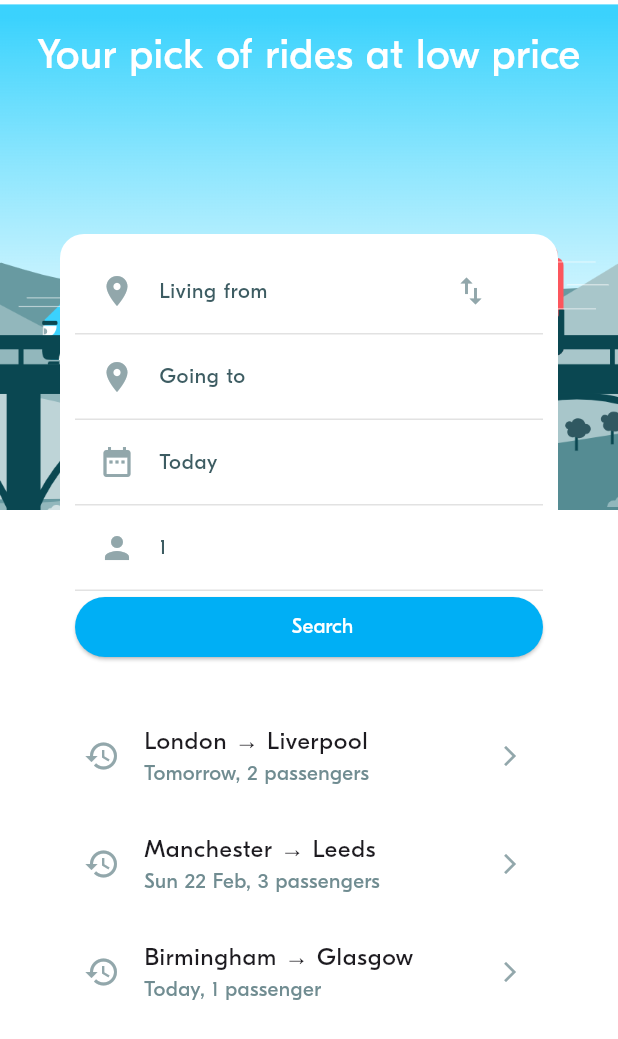
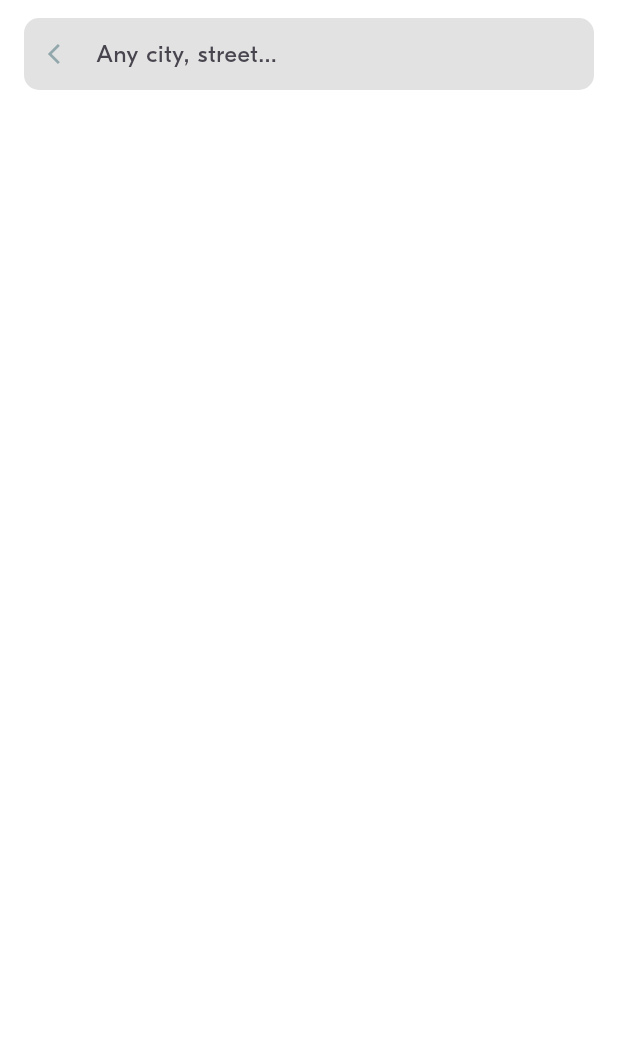
Before and after one commit to Gechtyoeng/FLUTTER-PROJECT-BLABLACAR, a Flutter app: the screen it shows after launch, after a tap on "Living from", on a phone screen of 412 x 824 dp. Shown: the top 1039 px of the screen. Run offline on Flutter 3.47's test engine with Material 3 defaults, Android fonts, the phone set to English and light mode, and no system bars; project files that could hold a hidden picture were left out.

Commit message:
REFACTOR/Form and location picker

```diff
--- a/lib/ui/screens/ride_pref/widgets/ride_pref_input.dart
+++ b/lib/ui/screens/ride_pref/widgets/ride_pref_input.dart
@@ -11,15 +11,20 @@ class RidePrefInput extends StatelessWidget {
   final VoidCallback onclick;
   final VoidCallback? onRightIconClick;
 
-  const RidePrefInput({super.key, required this.title, required this.leftIcon, required this.onclick, this.onRightIconClick, this.rightIcon});
+  // If true the text is displayed ligher
+  final bool isPlaceHolder;
+
+  const RidePrefInput({super.key, required this.title, required this.leftIcon, required this.onclick, this.onRightIconClick, this.rightIcon, this.isPlaceHolder = false});
 
   @override
   Widget build(BuildContext context) {
+    Color textColor = isPlaceHolder ? BlaColors.textLight : BlaColors.textNormal;
+
     return Column(
       children: [
         ListTile(
           leading: Icon(leftIcon, color: BlaColors.iconLight),
-          title: Text(title, style: BlaTextStyles.label.copyWith(color: BlaColors.neutral)),
+          title: Text(title, style: BlaTextStyles.button.copyWith(fontSize: 14, color: textColor)),
           onTap: onclick,
           trailing: rightIcon != null
               ? IconButton(
--- a/lib/ui/screens/ride_pref/widgets/ride_prefs_form.dart
+++ b/lib/ui/screens/ride_pref/widgets/ride_prefs_form.dart
@@ -1,6 +1,7 @@
-import 'package:blabla/ui/screens/ride_pref/widgets/ride_location_picker.dart';
+import 'package:blabla/ui/widgets/inputs/bla_location_picker.dart';
 import 'package:blabla/ui/screens/ride_pref/widgets/ride_pref_input.dart';
 import 'package:blabla/ui/widgets/actions/bla_button.dart';
+import 'package:blabla/utils/animations_util.dart';
 import 'package:blabla/utils/date_time_utils.dart';
 import 'package:flutter/material.dart';
 
@@ -49,16 +50,37 @@ class _RidePrefFormState extends State<RidePrefForm> {
       // initailize the departure date = current date and requested seat to 1
       departureDate = DateTime.now();
       requestedSeats = 1;
+      departure == null;
+      arrival == null;
     }
   }
 
   // ----------------------------------
   // Handle events
   // ----------------------------------
-  void onClick() {}
 
-  void onSearch() async {
-    Location? searchLocation = await Navigator.push(context, MaterialPageRoute(builder: (_) => const RideLocationPicker()));
+  void onSearch() async {}
+
+  void onDepartureClick() async {
+    // 1- Select a location
+    Location? departureLocation = await Navigator.of(context).push<Location>(AnimationUtils.createBottomToTopRoute(BlaLocationPicker(searchLocation: departure)));
+    // 2- Update the from if needed
+    if (departureLocation != null) {
+      setState(() {
+        departure = departureLocation;
+      });
+    }
+  }
+
+  void onArrivalClick() async {
+    // 1- Select a location
+    Location? arrivalLocation = await Navigator.of(context).push<Location>(AnimationUtils.createBottomToTopRoute(BlaLocationPicker(searchLocation: arrival)));
+    // 2- Update the from if needed
+    if (arrivalLocation != null) {
+      setState(() {
+        arrival = arrivalLocation;
+      });
+    }
   }
 
   //function to handle switches location
@@ -72,6 +94,12 @@ class _RidePrefFormState extends State<RidePrefForm> {
     });
   }
 
+  //handle date picker
+  void onDateSelect() {}
+
+  //handle seat picker
+  void onSeatSelect() {}
+
   // ----------------------------------
   // Compute the widgets rendering
   // ----------------------------------
@@ -80,8 +108,10 @@ class _RidePrefFormState extends State<RidePrefForm> {
   String get arrivalText => arrival?.name ?? "Going to";
 
   IconData get locationIcon => departure == null || arrival == null ? Icons.location_on : Icons.circle_outlined;
-  bool get isEnableSwitchIcon => departure == null || arrival == null;
+  bool get isEnableSwitchIcon => departure != null || arrival != null;
 
+  bool get showDeparturePLaceHolder => departure == null;
+  bool get showArrivalPLaceHolder => arrival == null;
   // ----------------------------------
   // Build the widgets
   // ----------------------------------
@@ -89,22 +119,27 @@ class _RidePrefFormState extends State<RidePrefForm> {
   @override
   Widget build(BuildContext context) {
     return Padding(
-      padding: EdgeInsetsGeometry.all(10),
+      padding: const EdgeInsets.all(10),
       child: Column(
         mainAxisAlignment: MainAxisAlignment.start,
         crossAxisAlignment: CrossAxisAlignment.stretch,
         children: [
+          // 1 - Input the ride departure
           RidePrefInput(
+            isPlaceHolder: showDeparturePLaceHolder,
             title: departureText,
             leftIcon: locationIcon,
-            onclick: onClick,
+            onclick: onDepartureClick,
             rightIcon: isEnableSwitchIcon ? Icons.swap_vert : null,
             onRightIconClick: onLocationSwtiches,
-          ), // departure location
-          RidePrefInput(title: arrivalText, leftIcon: locationIcon, onclick: onClick), // arrival location
-          RidePrefInput(title: date, leftIcon: Icons.date_range, onclick: onClick), // date selection
-          RidePrefInput(title: requestedSeats.toString(), leftIcon: Icons.person, onclick: onClick), //seat selection
-
+          ),
+          // 2 - Input the ride arrival
+          RidePrefInput(isPlaceHolder: showArrivalPLaceHolder, title: arrivalText, leftIcon: locationIcon, onclick: onArrivalClick),
+          // 3 - Input the ride date
+          RidePrefInput(title: date, leftIcon: Icons.date_range, onclick: onDateSelect),
+          // 4 - Input the requested number of seats
+          RidePrefInput(title: requestedSeats.toString(), leftIcon: Icons.person, onclick: onSeatSelect),
+          // start the search
           BlaButton(title: "Search", onClick: onSearch),
         ],
       ),
--- a/lib/ui/widgets/actions/bla_button.dart
+++ b/lib/ui/widgets/actions/bla_button.dart
@@ -1,32 +1,49 @@
 import 'package:flutter/material.dart';
 import '../../theme/theme.dart';
+
+//enum class for button type
+enum ButtonType { primary, secondary }
 
 class BlaButton extends StatelessWidget {
   final String title;
   final VoidCallback onClick;
-  final bool isPrimary;
+  final ButtonType type;
   final IconData? icon; //icon data can be null
-  const BlaButton({super.key, required this.title, required this.onClick, this.isPrimary = true, this.icon});
+  const BlaButton({super.key, required this.title, required this.onClick, this.type = ButtonType.primary, this.icon});
 
-  bool get isWithIcon => icon != null;
+  bool get isPrimary => type == ButtonType.primary; //return true if button type is primary
+
   @override
   Widget build(BuildContext context) {
-    return isPrimary
-        ? ElevatedButton.icon(
-            onPressed: onClick,
-            icon: Icon(isWithIcon ? icon : null),
-            style: ElevatedButton.styleFrom(backgroundColor: BlaColors.primary, foregroundColor: BlaColors.white),
-            label: Text(title, style: BlaTextStyles.button),
-          )
-        : OutlinedButton.icon(
-            onPressed: onClick,
-            icon: Icon(isWithIcon ? icon : null),
-            style: OutlinedButton.styleFrom(
-              backgroundColor: BlaColors.white,
-              foregroundColor: BlaColors.primary,
-              side: BorderSide(color: BlaColors.greyLight),
-            ),
-            label: Text(title, style: BlaTextStyles.button),
-          );
+    //compute rendering
+    Color backgroundColor = isPrimary ? BlaColors.primary : BlaColors.white;
+    Color textColor = isPrimary ? BlaColors.white : BlaColors.primary;
+    Color iconColor = isPrimary ? BlaColors.white : BlaColors.primary;
+
+    BorderSide border = isPrimary ? BorderSide.none : BorderSide(color: BlaColors.greyLight, width: 2);
+
+    //create the button if any
+    List<Widget> children = [];
+    if (icon != null) {
+      children.add(Icon(icon, color: iconColor));
+      children.add(SizedBox(width: BlaSpacings.s));
+    }
+
+    //create the button text
+    children.add(Text(title, style: TextStyle(color: textColor)));
+
+    //reder the button
+    return SizedBox(
+      child: OutlinedButton(
+        style: OutlinedButton.styleFrom(
+          backgroundColor: backgroundColor,
+          padding: EdgeInsets.symmetric(vertical: 20),
+          shape: RoundedRectangleBorder(borderRadius: BorderRadius.circular(BlaSpacings.radius)),
+          side: border,
+        ),
+        onPressed: onClick,
+        child: Row(mainAxisAlignment: MainAxisAlignment.center, children: children),
+      ),
+    );
   }
 }
--- /dev/null
+++ b/lib/ui/widgets/inputs/bla_location_picker.dart
@@ -0,0 +1,172 @@
+import 'package:blabla/model/ride/locations.dart';
+import 'package:blabla/ui/theme/theme.dart';
+import 'package:blabla/ui/widgets/display/bla_divider.dart';
+import 'package:flutter/material.dart';
+import 'package:blabla/services/location_service.dart';
+
+class BlaLocationPicker extends StatefulWidget {
+  final Location? searchLocation;
+  const BlaLocationPicker({super.key, this.searchLocation});
+
+  @override
+  State<BlaLocationPicker> createState() => _RideLocationPickerState();
+}
+
+class _RideLocationPickerState extends State<BlaLocationPicker> {
+  String currentSearchText = "";
+
+  void onTap(Location location) {
+    Navigator.pop(context, location);
+  }
+
+  void onBackTap() {
+    Navigator.pop(context);
+  }
+
+  @override
+  void initState() {
+    super.initState();
+    if (widget.searchLocation != null) {
+      currentSearchText = widget.searchLocation!.name;
+    }
+  }
+
+  void onSearchChanged(String search) {
+    setState(() {
+      currentSearchText = search;
+    });
+  }
+
+  //get filter locations
+  List<Location> get filteredLocation {
+    if (currentSearchText.length <= 2) return [];
+    return LocationsService.availableLocations.where((location) => location.name.toLowerCase().contains(currentSearchText.toLowerCase())).toList();
+  }
+
+  @override
+  Widget build(BuildContext context) {
+    return Scaffold(
+      body: Padding(
+        padding: const EdgeInsets.only(left: BlaSpacings.m, right: BlaSpacings.m, top: BlaSpacings.s),
+        child: Column(
+          children: [
+            //SEARCH BAR
+            LocationSearchBar(searchText: currentSearchText, onBackTap: onBackTap, onSearchChanged: onSearchChanged),
+            const SizedBox(height: 20),
+
+            //SEARCH RESULT
+            Expanded(
+              child: ListView.builder(
+                itemCount: filteredLocation.length,
+                itemBuilder: (context, index) => LocationTile(location: filteredLocation[index], onTap: onTap),
+              ),
+            ),
+          ],
+        ),
+      ),
+    );
+  }
+}
+
+//search bar widget
+class LocationSearchBar extends StatefulWidget {
+  final String searchText;
+  final ValueChanged<String> onSearchChanged;
+  final VoidCallback onBackTap;
+  const LocationSearchBar({super.key, required this.searchText, required this.onBackTap, required this.onSearchChanged});
+
+  @override
+  State<LocationSearchBar> createState() => _LocationSearchBarState();
+}
+
+class _LocationSearchBarState extends State<LocationSearchBar> {
+  final TextEditingController _searchController = TextEditingController();
+  final FocusNode _focusNode = FocusNode();
+
+  @override
+  void initState() {
+    super.initState();
+    _searchController.text = widget.searchText;
+  }
+
+  @override
+  void dispose() {
+    _searchController.dispose();
+    _focusNode.dispose();
+    super.dispose();
+  }
+
+  //clear the text in search bar
+  void onClear() {
+    _searchController.clear();
+  }
+
+  bool get searchIsNotEmpty => _searchController.text.isNotEmpty;
+
+  @override
+  Widget build(BuildContext context) {
+    return Container(
+      decoration: BoxDecoration(borderRadius: BorderRadius.circular(10), color: BlaColors.greyLight),
+      child: Row(
+        children: [
+          // BACK ICON
+          IconButton(
+            onPressed: widget.onBackTap,
+            icon: Icon(Icons.arrow_back_ios, color: BlaColors.iconLight, size: 16),
+          ),
+          // TEXT FILED
+          Expanded(
+            child: TextField(
+              focusNode: _focusNode, // Keep focus
+              controller: _searchController,
+              onChanged: widget.onSearchChanged,
+              style: TextStyle(color: BlaColors.textLight),
+              decoration: InputDecoration(
+                hintText: "Any city, street...",
+                border: InputBorder.none, // No border
+                filled: false, // No background fill
+              ),
+            ),
+          ),
+          // CLOSE ICON
+          searchIsNotEmpty
+              ? IconButton(
+                  onPressed: onClear,
+                  icon: Icon(Icons.close, color: BlaColors.iconLight, size: 16),
+                )
+              : SizedBox.shrink(), // Hides the icon if text field is empty
+        ],
+      ),
+    );
+  }
+}
+
+class LocationTile extends StatelessWidget {
+  const LocationTile({super.key, required this.location, required this.onTap});
+
+  final Location location;
+
+  final ValueChanged<Location> onTap;
+
+  String get title => location.name;
+
+  String get subTitle => location.country.name;
+
+  @override
+  Widget build(BuildContext context) {
+    return Column(
+      children: [
+        ListTile(
+          onTap: () => onTap(location),
+          leading: Icon(Icons.history, color: BlaColors.iconLight),
+
+          title: Text(title, style: BlaTextStyles.body),
+          subtitle: Text(subTitle, style: BlaTextStyles.label.copyWith(color: BlaColors.textLight)),
+
+          trailing: Icon(Icons.arrow_forward_ios, color: BlaColors.iconLight, size: 16),
+        ),
+        BlaDivider(),
+      ],
+    );
+  }
+}
--- /dev/null
+++ b/lib/utils/animations_util.dart
@@ -0,0 +1,70 @@
+import 'package:flutter/material.dart';
+
+class AnimationUtils {
+  static const int transitionSpeed = 500; //ms
+
+  ////
+  /// Slide given screen from bottom to top
+  ///
+  static Route<T> createBottomToTopRoute<T>(Widget screen) {
+    const begin = Offset(0.0, 1.0);
+    const end = Offset(0.0, 0.0);
+    return _createAnimatedRoute(screen, begin, end);
+  }
+
+  ////
+  /// Slide given screen from top to bottom
+  ///
+  static Route<T> createTopToBottomRoute<T>(Widget screen) {
+    const begin = Offset(0.0, -1.0); // Start from top
+    const end = Offset(0.0, 0.0); // Move to normal position
+    return _createAnimatedRoute(screen, begin, end);
+  }
+
+  static Route<T> _createAnimatedRoute<T>(Widget screen, Offset begin, Offset end) {
+    return PageRouteBuilder<T>(
+      transitionDuration: const Duration(milliseconds: transitionSpeed), // Animation speed
+      pageBuilder: (context, animation, secondaryAnimation) => screen,
+      transitionsBuilder: (context, animation, secondaryAnimation, child) {
+        var tween = Tween(begin: begin, end: end).chain(CurveTween(curve: Curves.easeInOut));
+
+        return SlideTransition(position: animation.drive(tween), child: child);
+      },
+    );
+  }
+
+  ////
+  /// Slide given screen from top to a fixed height (not fullscreen)
+  ///
+  static Route<T> createTopSheetRoute<T>(Widget screen, {double maxHeightFactor = 0.5}) {
+    return PageRouteBuilder<T>(
+      opaque: false, // Allows previous screen to be visible
+      transitionDuration: const Duration(milliseconds: transitionSpeed),
+      pageBuilder: (context, animation, secondaryAnimation) {
+        return GestureDetector(
+          onTap: () => Navigator.pop(context), // Close when tapping outside
+          child: Scaffold(
+            backgroundColor: Colors.black.withOpacity(0.5), // Semi-transparent overlay
+            body: Align(
+              alignment: Alignment.topCenter,
+              child: FractionallySizedBox(
+                widthFactor: 1, // Full width
+                heightFactor: maxHeightFactor, // Customizable height
+                child: Material(
+                  color: Colors.white,
+                  borderRadius: const BorderRadius.vertical(bottom: Radius.circular(20)),
+                  child: screen, // Embed your custom content
+                ),
+              ),
+            ),
+          ),
+        );
+      },
+      transitionsBuilder: (context, animation, secondaryAnimation, child) {
+        var tween = Tween(begin: const Offset(0, -1), end: Offset.zero).chain(CurveTween(curve: Curves.easeInOut));
+
+        return SlideTransition(position: animation.drive(tween), child: child);
+      },
+    );
+  }
+}
```
Also changed, not shown: lib/ui/screens/ride_pref/widgets/ride_location_picker.dart (deleted, +0 -68 lines), lib/ui/theme/theme.dart (+14 -14 lines), lib/ui/widgets/actions/bla_icon_button.dart (added, +24 -0 lines).
